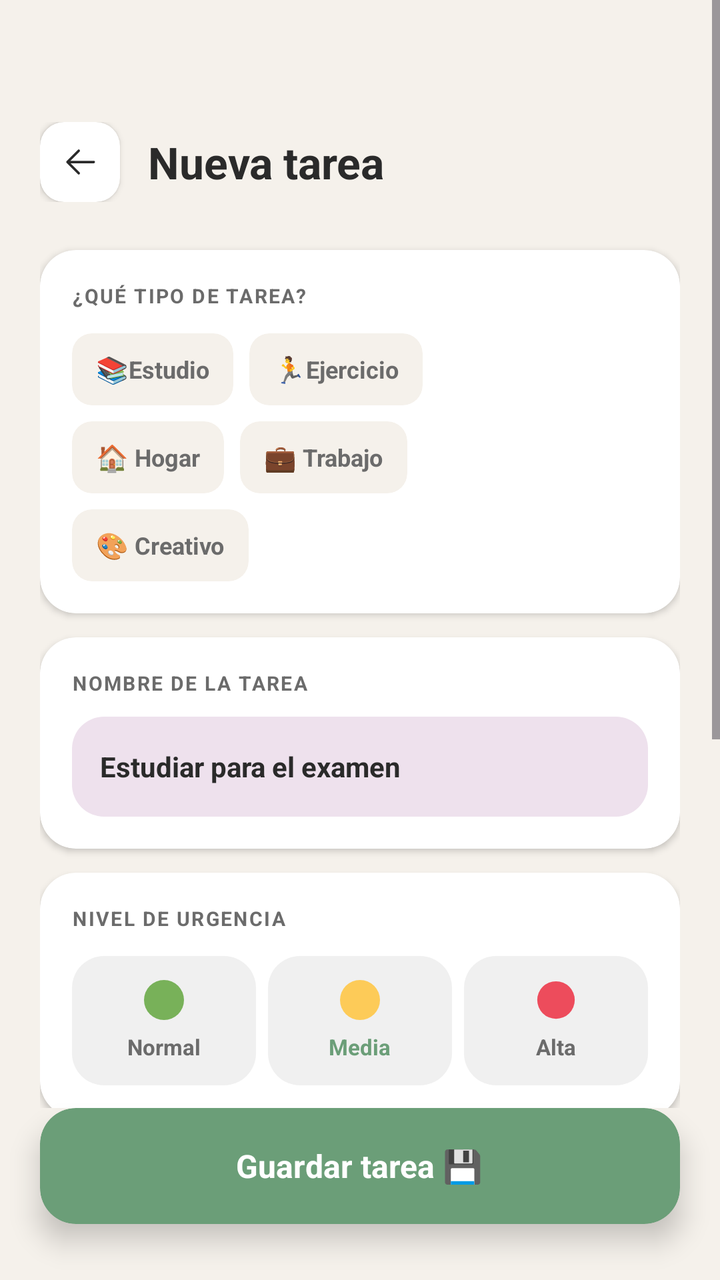
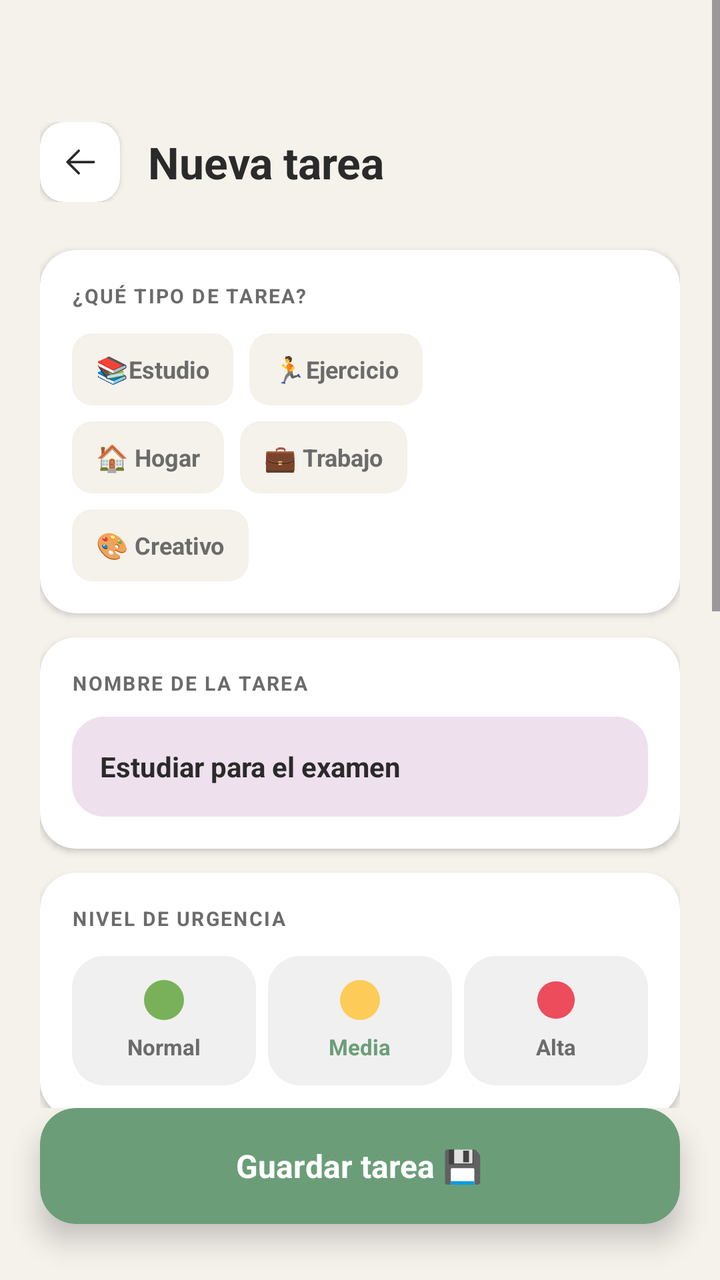

Screens rendered from an Android XML layout before and after an edit, with the pre-edit source and the edit as a unified diff.
<!-- AndroidManifest.xml: application theme Theme.MindFocus -->
<!-- res/layout/fragment_crear_tarea.xml -->
<?xml version="1.0" encoding="utf-8"?>
<androidx.constraintlayout.widget.ConstraintLayout
    xmlns:android="http://schemas.android.com/apk/res/android"
    xmlns:app="http://schemas.android.com/apk/res-auto"
    android:layout_width="match_parent"
    android:layout_height="match_parent"
    android:background="@color/background_new_task">

    
    <ScrollView
        android:layout_width="0dp"
        android:layout_height="0dp"
        app:layout_constraintTop_toTopOf="parent"
        app:layout_constraintBottom_toTopOf="@id/btn_save"
        app:layout_constraintStart_toStartOf="parent"
        app:layout_constraintEnd_toEndOf="parent">

        <LinearLayout
            android:layout_width="match_parent"
            android:layout_height="wrap_content"
            android:orientation="vertical"
            android:paddingHorizontal="20dp"
            android:paddingTop="16dp"
            android:paddingBottom="16dp">

            
            <LinearLayout
                android:layout_width="match_parent"
                android:layout_height="wrap_content"
                android:layout_marginBottom="24dp"
                android:layout_marginTop="45dp"
                android:gravity="center_vertical"
                android:orientation="horizontal">

                
                <androidx.cardview.widget.CardView
                    android:id="@+id/btn_back"
                    android:layout_width="40dp"
                    android:layout_height="40dp"
                    app:cardBackgroundColor="@color/background_card_task"
                    app:cardCornerRadius="12dp"
                    app:cardElevation="2dp">

                    <ImageView
                        android:layout_width="20dp"
                        android:layout_height="20dp"
                        android:layout_gravity="center"
                        android:contentDescription="Volver"
                        android:src="@drawable/ic_back"
                        app:tint="@color/color_tint" />

                </androidx.cardview.widget.CardView>

                <TextView
                    android:layout_width="wrap_content"
                    android:layout_height="wrap_content"
                    android:layout_marginStart="14dp"
                    android:text="@string/text_header"
                    android:textColor="@color/color_tint"
                    android:textSize="22sp"
                    android:textStyle="bold" />

            </LinearLayout>

            
            <androidx.cardview.widget.CardView
                android:layout_width="match_parent"
                android:layout_height="wrap_content"
                android:layout_marginBottom="12dp"
                app:cardCornerRadius="18dp"
                app:cardElevation="2dp"
                app:cardBackgroundColor="@color/background_tar1">

                <LinearLayout
                    android:layout_width="match_parent"
                    android:layout_height="wrap_content"
                    android:orientation="vertical"
                    android:padding="16dp">

                    
                    <TextView
                        android:layout_width="wrap_content"
                        android:layout_height="wrap_content"
                        android:text="@string/text_type_task"
                        android:textSize="10sp"
                        android:textStyle="bold"
                        android:textColor="@color/text_type_task"
                        android:letterSpacing="0.08"
                        android:layout_marginBottom="12dp"/>

                    
                    <LinearLayout
                        android:layout_width="match_parent"
                        android:layout_height="wrap_content"
                        android:orientation="horizontal"
                        android:layout_marginBottom="8dp">

                        
                        <androidx.cardview.widget.CardView
                            android:id="@+id/chip_study"
                            android:layout_width="wrap_content"
                            android:layout_height="36dp"
                            android:layout_marginEnd="8dp"
                            app:cardCornerRadius="10dp"
                            app:cardElevation="0dp"
                            app:cardBackgroundColor="@color/background_card_study"
                            app:strokeColor="@color/stroke_color_study"
                            app:strokeWidth="1.5dp">

                            <LinearLayout
                                android:layout_width="wrap_content"
                                android:layout_height="match_parent"
                                android:orientation="horizontal"
                                android:gravity="center_vertical"
                                android:paddingHorizontal="12dp">
                                <TextView
                                    android:layout_width="wrap_content"
                                    android:layout_height="wrap_content"
                                    android:text="@string/text_study_img"
                                    android:textSize="13sp"/>
                                <TextView
                                    android:layout_width="wrap_content"
                                    android:layout_height="wrap_content"
                                    android:text="@string/text_study"
                                    android:textSize="12sp"
                                    android:textStyle="bold"
                                    android:textColor="@color/text_study_color"/>
                            </LinearLayout>

                        </androidx.cardview.widget.CardView>

                        
                        <androidx.cardview.widget.CardView
                            android:id="@+id/chip_exercise"
                            android:layout_width="wrap_content"
                            android:layout_height="36dp"
                            app:cardCornerRadius="10dp"
                            app:cardElevation="0dp"
                            app:cardBackgroundColor="@color/background_exercise"
                            app:strokeColor="@color/stroke_color_exercise"
                            app:strokeWidth="1.5dp">

                            <LinearLayout
                                android:layout_width="wrap_content"
                                android:layout_height="match_parent"
                                android:orientation="horizontal"
                                android:gravity="center_vertical"
                                android:paddingHorizontal="12dp">
                                <TextView
                                    android:layout_width="wrap_content"
                                    android:layout_height="wrap_content"
                                    android:text="@string/text_exercise_img"
                                    android:textSize="13sp"/>
                                <TextView
                                    android:layout_width="wrap_content"
                                    android:layout_height="wrap_content"
                                    android:text="@string/text_exercise"
                                    android:textSize="12sp"
                                    android:textStyle="bold"
                                    android:textColor="@color/text_exercise_color"/>
                            </LinearLayout>

                        </androidx.cardview.widget.CardView>

                    </LinearLayout>

                    
                    <LinearLayout
                        android:layout_width="match_parent"
                        android:layout_height="wrap_content"
                        android:orientation="horizontal"
                        android:layout_marginBottom="8dp">

                        <androidx.cardview.widget.CardView
                            android:id="@+id/chip_home"
                            android:layout_width="wrap_content"
                            android:layout_height="36dp"
                            android:layout_marginEnd="8dp"
                            app:cardCornerRadius="10dp"
                            app:cardElevation="0dp"
                            app:cardBackgroundColor="@color/card_background_home"
                            app:strokeColor="@color/stroke_color_home"
                            app:strokeWidth="1.5dp">

                            <LinearLayout
                                android:layout_width="wrap_content"
                                android:layout_height="match_parent"
                                android:orientation="horizontal"
                                android:gravity="center_vertical"
                                android:paddingHorizontal="12dp">
                                <TextView android:layout_width="wrap_content" android:layout_height="wrap_content" android:text="🏠" android:textSize="13sp"/>
                                <TextView android:layout_width="wrap_content" android:layout_height="wrap_content" android:text=" Hogar" android:textSize="12sp" android:textStyle="bold" android:textColor="#6B6B6B"/>
                            </LinearLayout>

                        </androidx.cardview.widget.CardView>

                        <androidx.cardview.widget.CardView
                            android:id="@+id/chip_work"
                            android:layout_width="wrap_content"
                            android:layout_height="36dp"
                            app:cardCornerRadius="10dp"
                            app:cardElevation="0dp"
                            app:cardBackgroundColor="@color/card_background_work"
                            app:strokeColor="@color/stroke_color_work"
                            app:strokeWidth="1.5dp">

                            <LinearLayout
                                android:layout_width="wrap_content"
                                android:layout_height="match_parent"
                                android:orientation="horizontal"
                                android:gravity="center_vertical"
                                android:paddingHorizontal="12dp">
                                <TextView android:layout_width="wrap_content" android:layout_height="wrap_content" android:text="💼" android:textSize="13sp"/>
                                <TextView android:layout_width="wrap_content" android:layout_height="wrap_content" android:text=" Trabajo" android:textSize="12sp" android:textStyle="bold" android:textColor="#6B6B6B"/>
                            </LinearLayout>

                        </androidx.cardview.widget.CardView>

                    </LinearLayout>

                    
                    <LinearLayout
                        android:layout_width="match_parent"
                        android:layout_height="wrap_content"
                        android:orientation="horizontal">

                        <androidx.cardview.widget.CardView
                            android:id="@+id/chip_creative"
                            android:layout_width="wrap_content"
                            android:layout_height="36dp"
                            app:cardCornerRadius="10dp"
                            app:cardElevation="0dp"
                            app:cardBackgroundColor="@color/card_background_creative"
                            app:strokeColor="@color/stroke_color_creative"
                            app:strokeWidth="1.5dp">

                            <LinearLayout
                                android:layout_width="wrap_content"
                                android:layout_height="match_parent"
                                android:orientation="horizontal"
                                android:gravity="center_vertical"
                                android:paddingHorizontal="12dp">
                                <TextView android:layout_width="wrap_content" android:layout_height="wrap_content" android:text="🎨" android:textSize="13sp"/>
                                <TextView android:layout_width="wrap_content" android:layout_height="wrap_content" android:text=" Creativo" android:textSize="12sp" android:textStyle="bold" android:textColor="#6B6B6B"/>
                            </LinearLayout>

                        </androidx.cardview.widget.CardView>

                    </LinearLayout>

                </LinearLayout>
            </androidx.cardview.widget.CardView>

            
            <androidx.cardview.widget.CardView
                android:layout_width="match_parent"
                android:layout_height="wrap_content"
                android:layout_marginBottom="12dp"
                app:cardCornerRadius="18dp"
                app:cardElevation="2dp"
                app:cardBackgroundColor="@color/background_tar2">

                <LinearLayout
                    android:layout_width="match_parent"
                    android:layout_height="wrap_content"
                    android:orientation="vertical"
                    android:padding="16dp">

                    <TextView
                        android:layout_width="wrap_content"
                        android:layout_height="wrap_content"
                        android:text="@string/text_name_task"
                        android:textSize="10sp"
                        android:textStyle="bold"
                        android:textColor="@color/text_name_task"
                        android:letterSpacing="0.08"
                        android:layout_marginBottom="10dp"/>

                    
                    <EditText
                        android:id="@+id/et_task_name"
                        android:layout_width="match_parent"
                        android:layout_height="50dp"
                        android:text="@string/text_task"
                        android:textSize="14sp"
                        android:textColor="@color/text_task"
                        android:textStyle="bold"
                        android:paddingHorizontal="14dp"
                        android:paddingVertical="0dp"
                        android:gravity="center_vertical"
                        android:background="@drawable/fondo_activo"
                        android:inputType="text"
                        android:singleLine="true"/>

                </LinearLayout>
            </androidx.cardview.widget.CardView>

            
            <androidx.cardview.widget.CardView
                android:layout_width="match_parent"
                android:layout_height="wrap_content"
                android:layout_marginBottom="12dp"
                app:cardCornerRadius="18dp"
                app:cardElevation="2dp"
                app:cardBackgroundColor="@color/background_tar3">

                <LinearLayout
                    android:layout_width="match_parent"
                    android:layout_height="wrap_content"
                    android:orientation="vertical"
                    android:padding="16dp">

                    <TextView
                        android:layout_width="wrap_content"
                        android:layout_height="wrap_content"
                        android:text="@string/text_urgency"
                        android:textSize="10sp"
                        android:textStyle="bold"
                        android:textColor="@color/text_urgency"
                        android:letterSpacing="0.08"
                        android:layout_marginBottom="12dp"/>

                    
                    <LinearLayout
                        android:layout_width="match_parent"
                        android:layout_height="wrap_content"
                        android:orientation="horizontal"
                        android:weightSum="3">

                        
                        <LinearLayout
                            android:id="@+id/priority_normal"
                            android:layout_width="0dp"
                            android:layout_height="wrap_content"
                            android:layout_weight="1"
                            android:orientation="vertical"
                            android:gravity="center"
                            android:padding="12dp"
                            android:layout_marginEnd="6dp"
                            android:background="@drawable/bg_prioridad1">

                            <View
                                android:layout_width="20dp"
                                android:layout_height="20dp"
                                android:background="@drawable/ic_greencircle"/>

                            <TextView
                                android:layout_width="wrap_content"
                                android:layout_height="wrap_content"
                                android:text="@string/text_prioridad1"
                                android:textSize="11sp"
                                android:textStyle="bold"
                                android:textColor="@color/text_prioridad1"
                                android:layout_marginTop="6dp"/>

                        </LinearLayout>

                        
                        <LinearLayout
                            android:id="@+id/priority_media"
                            android:layout_width="0dp"
                            android:layout_height="wrap_content"
                            android:layout_weight="1"
                            android:orientation="vertical"
                            android:gravity="center"
                            android:padding="12dp"
                            android:layout_marginEnd="6dp"
                            android:background="@drawable/bg_prioridad1">

                            <View
                                android:layout_width="20dp"
                                android:layout_height="20dp"
                                android:background="@drawable/ic_yellowcircle"/>

                            <TextView
                                android:layout_width="wrap_content"
                                android:layout_height="wrap_content"
                                android:text="@string/text_prioridad2"
                                android:textSize="11sp"
                                android:textStyle="bold"
                                android:textColor="@color/text_prioridad2"
                                android:layout_marginTop="6dp"/>

                        </LinearLayout>

                        
                        <LinearLayout
                            android:id="@+id/priority_alta"
                            android:layout_width="0dp"
                            android:layout_height="wrap_content"
                            android:layout_weight="1"
                            android:orientation="vertical"
                            android:gravity="center"
                            android:padding="12dp"
                            android:background="@drawable/bg_prioridad1">

                            <View
                                android:layout_width="20dp"
                                android:layout_height="20dp"
                                android:background="@drawable/ic_redpoint"/>

                            <TextView
                                android:layout_width="wrap_content"
                                android:layout_height="wrap_content"
                                android:text="@string/text_prioridad3"
                                android:textSize="11sp"
                                android:textStyle="bold"
                                android:textColor="@color/text_prioridad3"
                                android:layout_marginTop="6dp"/>

                        </LinearLayout>

                    </LinearLayout>
                </LinearLayout>
            </androidx.cardview.widget.CardView>

            
            <androidx.cardview.widget.CardView
                android:layout_width="match_parent"
                android:layout_height="wrap_content"
                android:layout_marginBottom="12dp"
                app:cardCornerRadius="18dp"
                app:cardElevation="2dp"
                app:cardBackgroundColor="@color/background_tar4">

                <LinearLayout
                    android:layout_width="match_parent"
                    android:layout_height="wrap_content"
                    android:orientation="vertical"
                    android:padding="16dp">
                    
                    <TextView
                        android:layout_width="wrap_content"
                        android:layout_height="wrap_content"
                        android:text="PASOS DE LA TAREA"
                        android:textSize="10sp"
                        android:textStyle="bold"
                        android:textColor="#6B6B6B"
                        android:letterSpacing="0.08"
                        android:layout_marginBottom="12dp"/>
                    
                    <LinearLayout
                        android:id="@+id/layout_steps"
                        android:layout_width="match_parent"
                        android:layout_height="wrap_content"
                        android:orientation="vertical"/>
                    
                    <com.google.android.material.button.MaterialButton
                        android:id="@+id/btn_add_step"
                        android:layout_width="match_parent"
                        android:layout_height="48dp"
                        android:layout_marginTop="12dp"
                        android:text="+ Agregar paso"
                        android:textAllCaps="false"
                        android:textStyle="bold"
                        android:textColor="@android:color/white"
                        android:backgroundTint="@color/btn_guardar_background"/>

                </LinearLayout>

            </androidx.cardview.widget.CardView>

            
            <androidx.cardview.widget.CardView
                android:layout_width="match_parent"
                android:layout_height="wrap_content"
                android:layout_marginBottom="8dp"
                app:cardCornerRadius="18dp"
                app:cardElevation="2dp"
                app:cardBackgroundColor="@color/background_tar4">

                <LinearLayout
                    android:layout_width="match_parent"
                    android:layout_height="wrap_content"
                    android:orientation="vertical"
                    android:padding="16dp">

                    <TextView
                        android:layout_width="wrap_content"
                        android:layout_height="wrap_content"
                        android:text="@string/text_opcional"
                        android:textSize="10sp"
                        android:textStyle="bold"
                        android:textColor="#6B6B6B"
                        android:letterSpacing="0.08"
                        android:layout_marginBottom="10dp"/>

                    
                    <EditText
                        android:id="@+id/et_note"
                        android:layout_width="match_parent"
                        android:layout_height="50dp"
                        android:hint="Ej: Capítulos 3 y 4…"
                        android:textSize="13sp"
                        android:textColorHint="@color/text_hint"
                        android:textColor="@color/text_color_opcional"
                        android:paddingHorizontal="14dp"
                        android:paddingVertical="0dp"
                        android:gravity="center_vertical"
                        android:background="@drawable/fondo_blanco"
                        android:inputType="textMultiLine"
                        android:maxLines="3"/>

                </LinearLayout>
            </androidx.cardview.widget.CardView>

        </LinearLayout>
    </ScrollView>

    
    <androidx.cardview.widget.CardView
        android:id="@+id/btn_save"
        android:layout_width="0dp"
        android:layout_height="58dp"
        android:layout_marginHorizontal="20dp"
        android:layout_marginBottom="28dp"
        app:cardCornerRadius="18dp"
        app:cardElevation="8dp"
        app:cardBackgroundColor="@color/btn_guardar_background"
        app:layout_constraintBottom_toBottomOf="parent"
        app:layout_constraintStart_toStartOf="parent"
        app:layout_constraintEnd_toEndOf="parent">

        <LinearLayout
            android:layout_width="match_parent"
            android:layout_height="match_parent"
            android:gravity="center"
            android:orientation="horizontal">

            <TextView
                android:layout_width="wrap_content"
                android:layout_height="wrap_content"
                android:text="@string/btn_guardar"
                android:textSize="16sp"
                android:textStyle="bold"
                android:textColor="@color/btn_guardar"/>

        </LinearLayout>
    </androidx.cardview.widget.CardView>
</androidx.constraintlayout.widget.ConstraintLayout>
<!-- resources referenced by this layout -->
<resources>
  <color name="background_card_study">#F5F1EB</color>
  <color name="background_card_task">#FFFFFF</color>
  <color name="background_exercise">#F5F1EB</color>
  <color name="background_new_task">#F5F1EB</color>
  <color name="background_tar1">#FFFFFF</color>
  <color name="background_tar2">#FFFFFF</color>
  <color name="background_tar3">#FFFFFF</color>
  <color name="background_tar4">#FFFFFF</color>
  <color name="btn_guardar">#FFFFFF</color>
  <color name="btn_guardar_background">#6B9E78</color>
  <color name="card_background_creative">#F5F1EB</color>
  <color name="card_background_home">#F5F1EB</color>
  <color name="card_background_work">#F5F1EB</color>
  <color name="color_tint">#2A2A2A</color>
  <color name="stroke_color_creative">#E8E3DA</color>
  <color name="stroke_color_exercise">#E8E3DA</color>
  <color name="stroke_color_home">#E8E3DA</color>
  <color name="stroke_color_study">#E8E3DA</color>
  <color name="stroke_color_work">#E8E3DA</color>
  <color name="text_color_opcional">#2A2A2A</color>
  <color name="text_exercise_color">#6B6B6B</color>
  <color name="text_hint">#B0B0B0</color>
  <color name="text_name_task">#6B6B6B</color>
  <color name="text_prioridad1">#6B6B6B</color>
  <color name="text_prioridad2">#6B9E78</color>
  <color name="text_prioridad3">#6B6B6B</color>
  <color name="text_study_color">#6B6B6B</color>
  <color name="text_task">#2A2A2A</color>
  <color name="text_type_task">#6B6B6B</color>
  <color name="text_urgency">#6B6B6B</color>
  <!-- drawable bg_prioridad1 (drawable) -->
  <shape xmlns:android="http://schemas.android.com/apk/res/android">
      <solid android:color="#f0f0f0"/>
      <corners android:radius="16dp"/>
  </shape>
  <!-- drawable fondo_activo (drawable) -->
  <?xml version="1.0" encoding="utf-8"?>
  <shape xmlns:android="http://schemas.android.com/apk/res/android">
      <solid android:color="#eee1ed"/>
      <corners android:radius="16dp"/>
  </shape>
  <!-- drawable fondo_blanco (drawable) -->
  <?xml version="1.0" encoding="utf-8"?>
  <shape xmlns:android="http://schemas.android.com/apk/res/android">
      <solid android:color="#fffbf3"/>
      <corners android:radius="16dp"/>
  </shape>
  <!-- drawable ic_greencircle (drawable) -->
  <vector xmlns:android="http://schemas.android.com/apk/res/android" android:height="85dp" android:viewportHeight="36" android:viewportWidth="36" android:width="85dp">
        
      <path android:fillColor="#78B159" android:pathData="M18,18m-18,0a18,18 0,1 1,36 0a18,18 0,1 1,-36 0"/>
      
  </vector>
  <!-- drawable ic_redpoint (drawable) -->
  <vector xmlns:android="http://schemas.android.com/apk/res/android" android:height="85dp" android:viewportHeight="64" android:viewportWidth="64" android:width="85dp">
        
      <path android:fillColor="#ed4c5c" android:pathData="M32,32m-30,0a30,30 0,1 1,60 0a30,30 0,1 1,-60 0"/>
      
  </vector>
  <string name="btn_guardar">Guardar tarea 💾</string>
  <string name="text_exercise">Ejercicio</string>
  <string name="text_exercise_img">🏃</string>
  <string name="text_header">Nueva tarea</string>
  <string name="text_name_task">NOMBRE DE LA TAREA</string>
  <string name="text_opcional">NOTA RÁPIDA (OPCIONAL)</string>
  <string name="text_prioridad1">Normal</string>
  <string name="text_prioridad2">Media</string>
  <string name="text_prioridad3">Alta</string>
  <string name="text_study">Estudio</string>
  <string name="text_study_img">📚</string>
  <string name="text_task">Estudiar para el examen</string>
  <string name="text_type_task">¿QUÉ TIPO DE TAREA?</string>
  <string name="text_urgency">NIVEL DE URGENCIA</string>
  <style name="Theme.MindFocus" parent="Base.Theme.MindFocus" />
  <style name="Base.Theme.MindFocus" parent="Theme.Material3.DayNight.NoActionBar">
          
          
      </style>
  <!-- unchanged entries left out for length: 2 -->
</resources>

<!-- the commit's change to res/layout/fragment_crear_tarea.xml (unified diff, before → after) -->
@@ -421,6 +421,65 @@
                 android:layout_marginBottom="12dp"
                 app:cardCornerRadius="18dp"
                 app:cardElevation="2dp"
+                app:cardBackgroundColor="@color/background_tar3">
+                <LinearLayout
+                    android:layout_width="match_parent"
+                    android:layout_height="wrap_content"
+                    android:orientation="vertical"
+                    android:padding="16dp">
+                    <TextView
+                        android:layout_width="wrap_content"
+                        android:layout_height="wrap_content"
+                        android:text="FECHA Y HORARIO"
+                        android:textSize="10sp"
+                        android:textStyle="bold"
+                        android:textColor="#6B6B6B"
+                        android:letterSpacing="0.08"
+                        android:layout_marginBottom="12dp"/>
+                    
+                    <com.google.android.material.button.MaterialButton
+                        android:id="@+id/btn_pick_date"
+                        android:layout_width="match_parent"
+                        android:layout_height="48dp"
+                        android:layout_marginBottom="8dp"
+                        android:text="📅 Seleccionar fecha"
+                        android:textAllCaps="false"
+                        style="@style/Widget.MaterialComponents.Button.OutlinedButton"/>
+                    
+                    <LinearLayout
+                        android:layout_width="match_parent"
+                        android:layout_height="wrap_content"
+                        android:orientation="horizontal"
+                        android:weightSum="2">
+                        <com.google.android.material.button.MaterialButton
+                            android:id="@+id/btn_pick_start"
+                            android:layout_width="0dp"
+                            android:layout_weight="1"
+                            android:layout_height="48dp"
+                            android:layout_marginEnd="6dp"
+                            android:text="⏱ Inicio"
+                            android:textAllCaps="false"
+                            style="@style/Widget.MaterialComponents.Button.OutlinedButton"/>
+                        <com.google.android.material.button.MaterialButton
+                            android:id="@+id/btn_pick_end"
+                            android:layout_width="0dp"
+                            android:layout_weight="1"
+                            android:layout_height="48dp"
+                            android:layout_marginStart="6dp"
+                            android:text="⏱ Fin"
+                            android:textAllCaps="false"
+                            style="@style/Widget.MaterialComponents.Button.OutlinedButton"/>
+                    </LinearLayout>
+                </LinearLayout>
+            </androidx.cardview.widget.CardView>
+
+            
+            <androidx.cardview.widget.CardView
+                android:layout_width="match_parent"
+                android:layout_height="wrap_content"
+                android:layout_marginBottom="12dp"
+                app:cardCornerRadius="18dp"
+                app:cardElevation="2dp"
                 app:cardBackgroundColor="@color/background_tar4">
 
                 <LinearLayout
